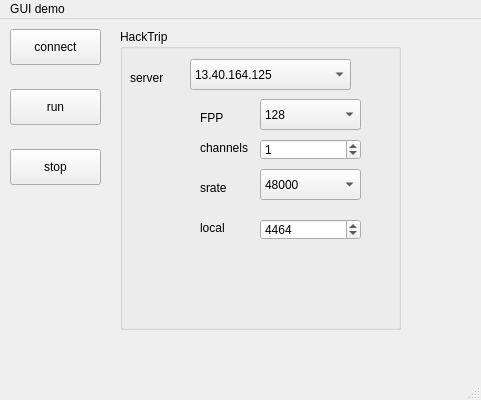
Old version of the form guiDemo/app/mainwindow.ui in the repository cchafe/hacktrip.
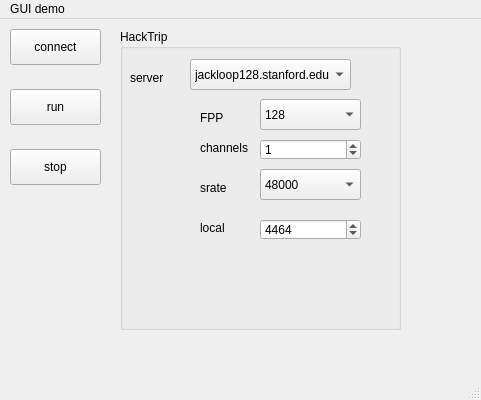
New version of the form.

The edit to the form file:
```diff
--- a/guiDemo/app/mainwindow.ui
+++ b/guiDemo/app/mainwindow.ui
@@ -135,12 +135,7 @@
      </property>
      <item>
       <property name="text">
-       <string>13.40.164.125</string>
-      </property>
-     </item>
-     <item>
-      <property name="text">
-       <string>3.231.55.190</string>
+       <string>jackloop128.stanford.edu</string>
       </property>
      </item>
     </widget>
```
